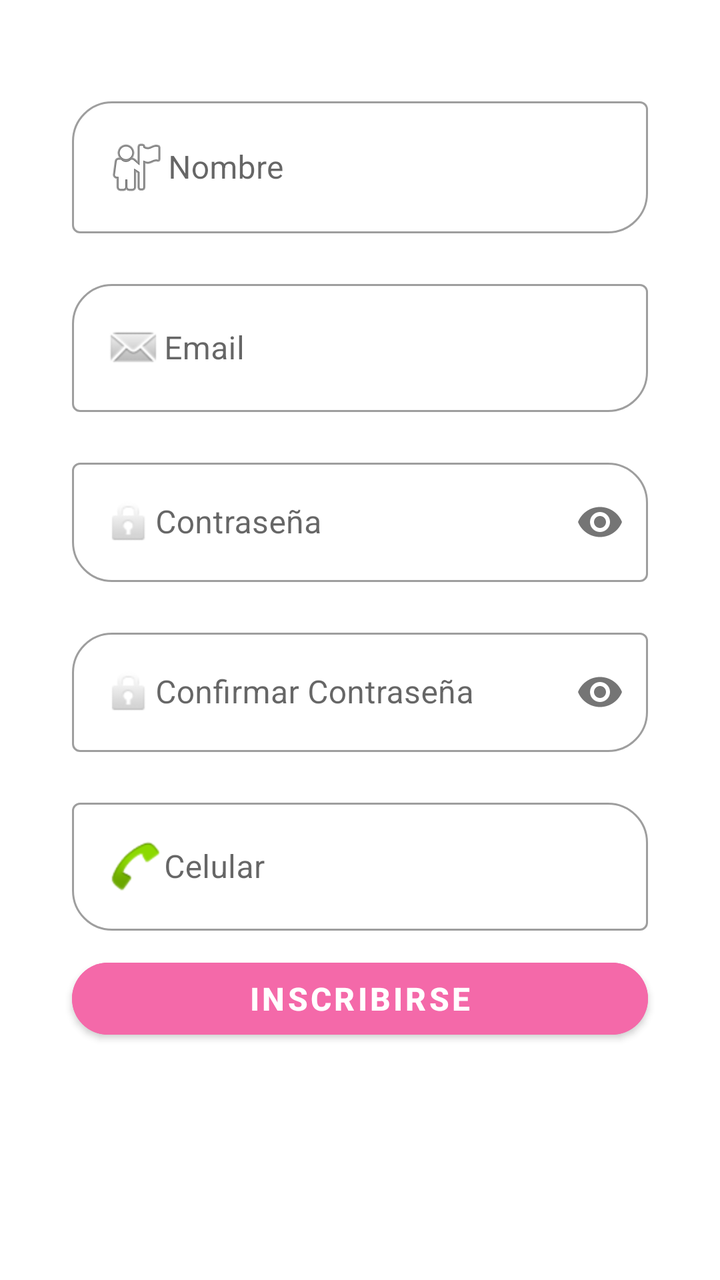
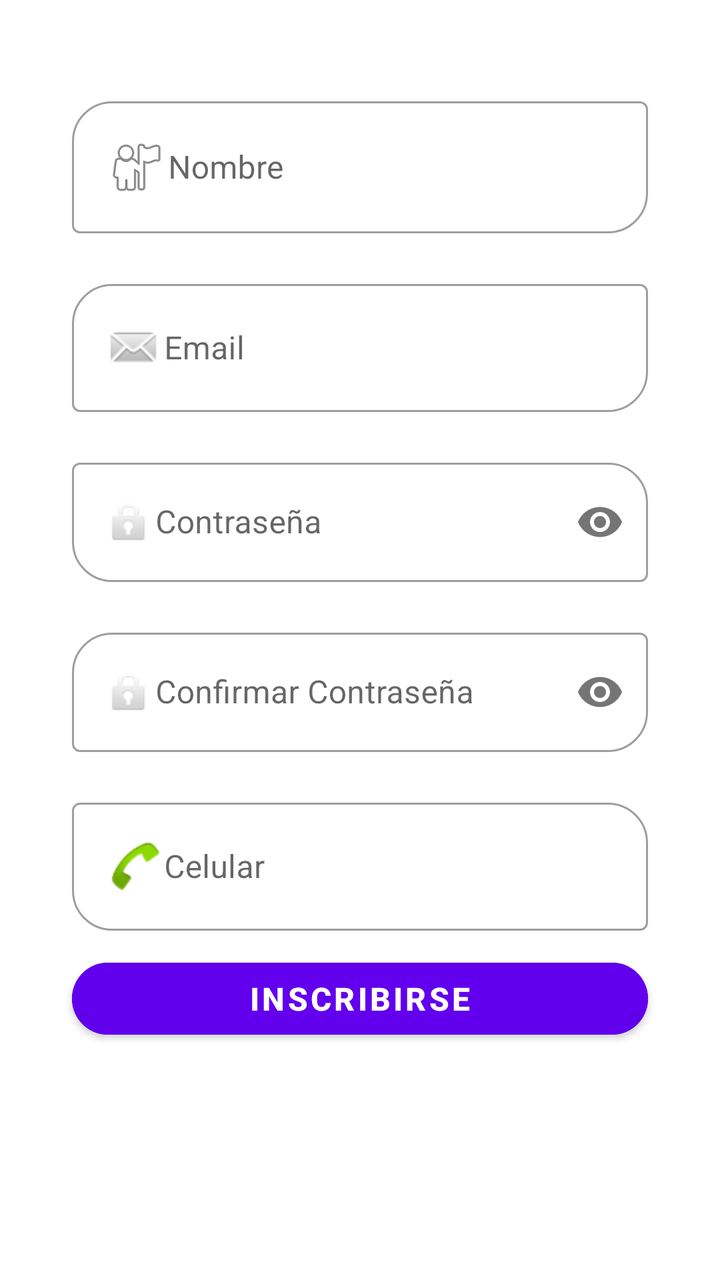

Compare the two renders of this Android layout. The source of the first and the diff that turns it into the second are given below.
<!-- AndroidManifest.xml: application theme Theme.Flashlight -->
<!-- res/layout/fragment_sign_up.xml -->
<?xml version="1.0" encoding="utf-8"?>
<ScrollView xmlns:android="http://schemas.android.com/apk/res/android"
    xmlns:app="http://schemas.android.com/apk/res-auto"
    xmlns:tools="http://schemas.android.com/tools"
    android:layout_width="match_parent"
    android:layout_height="match_parent"
    tools:context=".SignUpFragment">


    <androidx.constraintlayout.widget.ConstraintLayout
        android:layout_width="match_parent"
        android:layout_height="match_parent">


    
    <com.google.android.material.textfield.TextInputLayout
        style="@style/Widget.MaterialComponents.TextInputLayout.OutlinedBox"
        android:id="@+id/txtNombre"
        android:layout_width="0dp"
        android:layout_height="wrap_content"
        app:layout_constraintBottom_toBottomOf="parent"
        app:layout_constraintEnd_toEndOf="parent"
        app:layout_constraintHorizontal_bias=".5"
        app:layout_constraintStart_toStartOf="parent"
        app:layout_constraintTop_toTopOf="parent"
        app:layout_constraintVertical_bias=".1"
        app:layout_constraintWidth_percent=".8"
        app:boxCornerRadiusBottomEnd="20dp"
        app:boxCornerRadiusTopStart="20dp"
        android:importantForAutofill="noExcludeDescendants">

        <com.google.android.material.textfield.TextInputEditText
            android:id="@+id/nameTextField"
            android:importantForAutofill="noExcludeDescendants"
            android:layout_width="match_parent"
            android:layout_height="match_parent"
            android:hint="Nombre"
            android:drawableStart="@android:drawable/ic_menu_myplaces"
            android:inputType="text"/>

    </com.google.android.material.textfield.TextInputLayout>

    
    <com.google.android.material.textfield.TextInputLayout
        android:id="@+id/txtEmail"
        style="@style/Widget.MaterialComponents.TextInputLayout.OutlinedBox"
        android:layout_width="0dp"
        android:layout_height="wrap_content"
        app:layout_constraintVertical_bias="0"
        android:layout_marginTop="20dp"
        app:layout_constraintBottom_toBottomOf="parent"
        app:layout_constraintEnd_toEndOf="parent"
        app:layout_constraintHorizontal_bias=".5"
        app:layout_constraintStart_toStartOf="parent"
        app:layout_constraintTop_toBottomOf="@+id/txtNombre"
        app:layout_constraintWidth_percent=".8"
        app:boxCornerRadiusBottomEnd="20dp"
        app:boxCornerRadiusTopStart="20dp"
        android:importantForAutofill="no">

        <com.google.android.material.textfield.TextInputEditText
            android:id="@+id/emailEditText_SignUp"
            android:layout_width="match_parent"
            android:layout_height="match_parent"
            android:hint="Email"
            android:drawableStart="@android:drawable/sym_action_email"
            android:inputType="textEmailAddress"/>

    </com.google.android.material.textfield.TextInputLayout>

    
    <com.google.android.material.textfield.TextInputLayout
        android:id="@+id/txtPassword"
        style="@style/Widget.MaterialComponents.TextInputLayout.OutlinedBox"
        android:layout_width="0dp"
        android:layout_height="wrap_content"
        app:passwordToggleEnabled="true"
        app:layout_constraintVertical_bias="0"
        android:layout_marginTop="20dp"
        app:layout_constraintBottom_toBottomOf="parent"
        app:layout_constraintEnd_toEndOf="parent"
        app:layout_constraintHorizontal_bias=".5"
        app:layout_constraintStart_toStartOf="parent"
        app:layout_constraintTop_toBottomOf="@+id/txtEmail"
        app:layout_constraintWidth_percent=".8"
        app:boxCornerRadiusTopEnd="20dp"
        app:boxCornerRadiusBottomStart="20dp">

        <com.google.android.material.textfield.TextInputEditText
            android:id="@+id/passwordEditText_SignUp"
            android:layout_width="match_parent"
            android:layout_height="match_parent"
            android:hint="Contraseña"
            android:drawableStart="@android:drawable/ic_lock_idle_lock"
            android:inputType="textPassword"/>

    </com.google.android.material.textfield.TextInputLayout>

    
    <com.google.android.material.textfield.TextInputLayout
        android:id="@+id/txtConfirmar"
        style="@style/Widget.MaterialComponents.TextInputLayout.OutlinedBox"
        android:layout_width="0dp"
        android:layout_height="wrap_content"
        app:passwordToggleEnabled="true"
        app:layout_constraintVertical_bias="0"
        android:layout_marginTop="20dp"
        app:layout_constraintBottom_toBottomOf="parent"
        app:layout_constraintEnd_toEndOf="parent"
        app:layout_constraintHorizontal_bias=".5"
        app:layout_constraintStart_toStartOf="parent"
        app:layout_constraintTop_toBottomOf="@+id/txtPassword"
        app:layout_constraintWidth_percent=".8"
        app:boxCornerRadiusBottomEnd="20dp"
        app:boxCornerRadiusTopStart="20dp">

        <com.google.android.material.textfield.TextInputEditText
            android:id="@+id/confirmPasswordEditText"
            android:layout_width="match_parent"
            android:layout_height="match_parent"
            android:hint="Confirmar Contraseña"
            android:drawableStart="@android:drawable/ic_lock_idle_lock"
            android:inputType="textPassword"/>
    </com.google.android.material.textfield.TextInputLayout>

    
    <com.google.android.material.textfield.TextInputLayout
        android:id="@+id/txtphone"
        style="@style/Widget.MaterialComponents.TextInputLayout.OutlinedBox"
        android:layout_width="0dp"
        android:layout_height="wrap_content"
        app:layout_constraintVertical_bias="0"
        android:layout_marginTop="20dp"
        app:layout_constraintBottom_toBottomOf="parent"
        app:layout_constraintEnd_toEndOf="parent"
        app:layout_constraintHorizontal_bias=".5"
        app:layout_constraintStart_toStartOf="parent"
        app:layout_constraintTop_toBottomOf="@+id/txtConfirmar"
        app:layout_constraintWidth_percent=".8"
        app:boxCornerRadiusTopEnd="20dp"
        app:boxCornerRadiusBottomStart="20dp">

        <com.google.android.material.textfield.TextInputEditText
            android:id="@+id/telefonoTextField"
            android:layout_width="match_parent"
            android:layout_height="match_parent"
            android:hint="Celular"
            android:drawableStart="@android:drawable/sym_action_call"
            android:inputType="phone"
            android:maxLength="10"/>
    </com.google.android.material.textfield.TextInputLayout>

    
    <com.google.android.material.button.MaterialButton
        android:id="@+id/btnSignup"
        style="@style/Widget.MaterialComponents.Button"
        android:layout_width="0dp"
        android:layout_height="wrap_content"
        android:backgroundTint="@color/pink"
        android:text="INSCRIBIRSE"
        android:textColor="@color/white"
        android:textSize="16sp"
        android:textStyle="bold"
        app:cornerRadius="30dp"
        android:layout_marginTop="30px"
        app:layout_constraintBottom_toBottomOf="parent"
        app:layout_constraintEnd_toEndOf="parent"
        app:layout_constraintHorizontal_bias=".5"
        app:layout_constraintStart_toStartOf="parent"
        app:layout_constraintTop_toBottomOf="@+id/txtphone"
        app:layout_constraintVertical_bias=".7"
        app:layout_constraintWidth_percent=".8" />

    

    <ProgressBar
        android:id="@+id/progressBar"
        android:layout_width="40dp"
        android:layout_height="40dp"
        android:layout_gravity="center"
        android:visibility="gone"
        app:layout_constraintBottom_toBottomOf="parent"
        app:layout_constraintEnd_toEndOf="parent"
        app:layout_constraintHorizontal_bias=".5"
        app:layout_constraintStart_toStartOf="parent"
        app:layout_constraintTop_toBottomOf="@+id/txtphone"
        app:layout_constraintVertical_bias=".7"
        app:layout_constraintWidth_percent=".8" />
    </androidx.constraintlayout.widget.ConstraintLayout>

</ScrollView>
<!-- resources referenced by this layout -->
<resources>
  <color name="pink">#f469a9</color>
  <color name="white">#ffffff</color>
  <style name="Theme.Flashlight" parent="Theme.MaterialComponents.DayNight.DarkActionBar">
          
          <item name="colorPrimary">@color/purple_500</item>
          <item name="colorPrimaryVariant">@color/purple_700</item>
          <item name="colorOnPrimary">@color/white</item>
          
          <item name="colorSecondary">@color/teal_200</item>
          <item name="colorSecondaryVariant">@color/teal_700</item>
          <item name="colorOnSecondary">@color/black</item>
          
          <item name="android:statusBarColor" tools:targetApi="l">?attr/colorPrimaryVariant</item>
          
      </style>
  <color name="purple_500">#FF6200EE</color>
  <color name="purple_700">#FF3700B3</color>
  <color name="teal_200">#FF03DAC5</color>
  <color name="teal_700">#FF018786</color>
  <color name="black">#000000</color>
</resources>

<!-- the commit's change to res/layout/fragment_sign_up.xml (unified diff, before → after) -->
@@ -4,6 +4,7 @@
     xmlns:tools="http://schemas.android.com/tools"
     android:layout_width="match_parent"
     android:layout_height="match_parent"
+    android:background="?attr/colorSurface"
     tools:context=".SignUpFragment">
 
 
@@ -156,9 +157,9 @@
         style="@style/Widget.MaterialComponents.Button"
         android:layout_width="0dp"
         android:layout_height="wrap_content"
-        android:backgroundTint="@color/pink"
+        android:backgroundTint="?attr/colorPrimary"
         android:text="INSCRIBIRSE"
-        android:textColor="@color/white"
+        android:textColor="?attr/colorOnPrimary"
         android:textSize="16sp"
         android:textStyle="bold"
         app:cornerRadius="30dp"
<!-- resource entries referenced after the edit -->
@@ -1,6 +1,5 @@
 <!-- resources referenced by this layout -->
 <resources>
-  <color name="pink">#f469a9</color>
   <color name="white">#ffffff</color>
   <style name="Theme.Flashlight" parent="Theme.MaterialComponents.DayNight.DarkActionBar">
           
